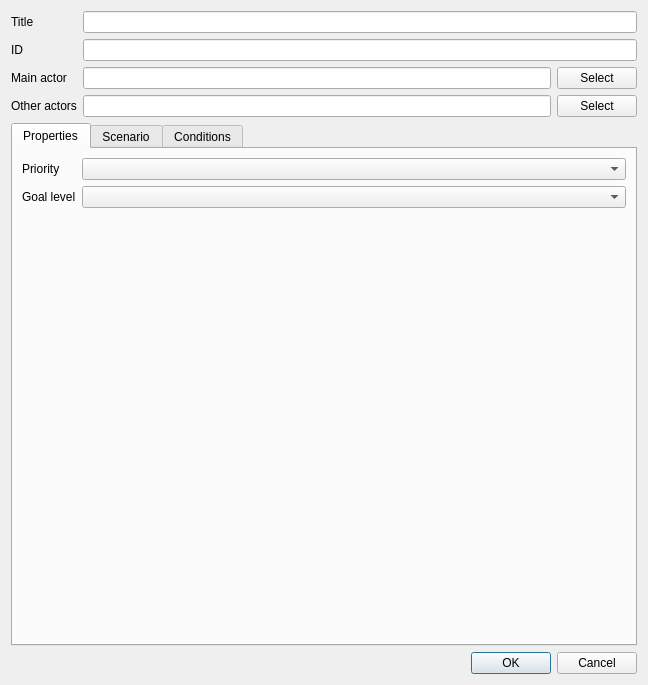
First picture: the form in ui/UseCaseForm.ui, repository perfidia/afefuc, before the edit.
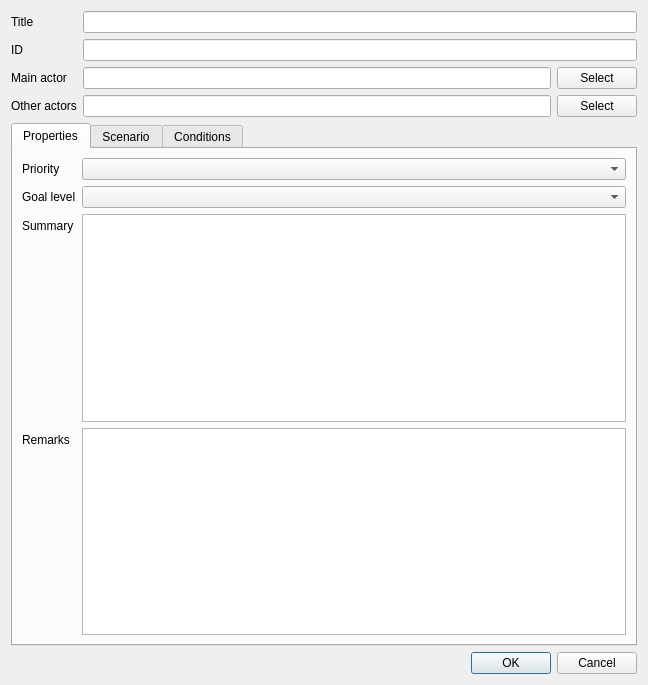
Second picture: the form after the edit. The open tabs and pages were chosen to show the change.

Commit message: add support for summary and remarks in use case (fix #14)

The edit to the form file:
```diff
--- a/ui/UseCaseForm.ui
+++ b/ui/UseCaseForm.ui
@@ -131,6 +131,26 @@
        <item row="1" column="1">
         <widget class="QComboBox" name="goalLevelComboBox"/>
        </item>
+       <item row="2" column="0">
+        <widget class="QLabel" name="summaryLabel">
+         <property name="text">
+          <string>Summary</string>
+         </property>
+        </widget>
+       </item>
+       <item row="2" column="1">
+        <widget class="QPlainTextEdit" name="summaryTextEdit"/>
+       </item>
+       <item row="3" column="1">
+        <widget class="QPlainTextEdit" name="remarksTextEdit"/>
+       </item>
+       <item row="3" column="0">
+        <widget class="QLabel" name="remarksLabel">
+         <property name="text">
+          <string>Remarks</string>
+         </property>
+        </widget>
+       </item>
       </layout>
      </widget>
      <widget class="QWidget" name="scenarioTab">
```
Left out of the diff: 2 changed lines with no effect on the pictures. The commit also changes 5 other files.
